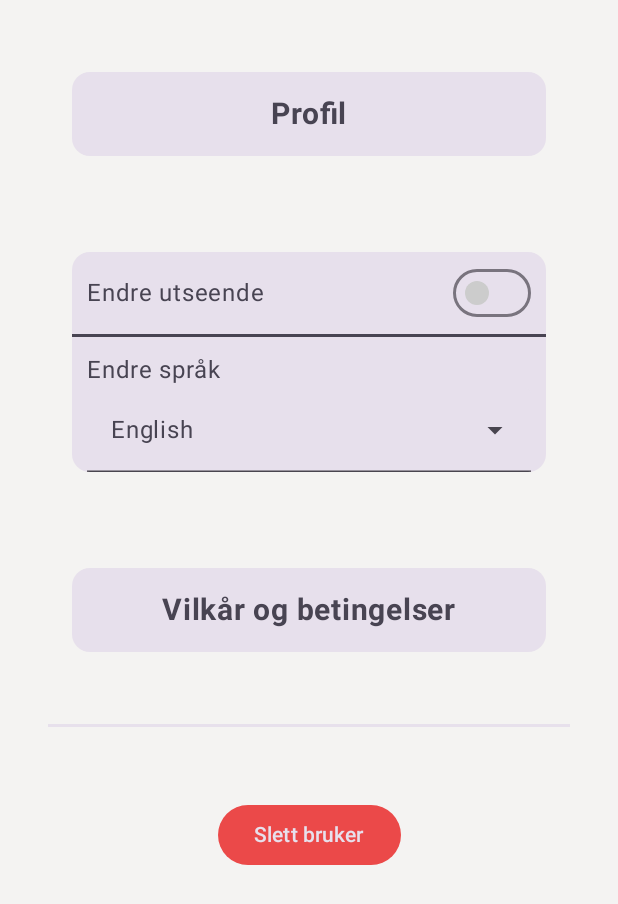
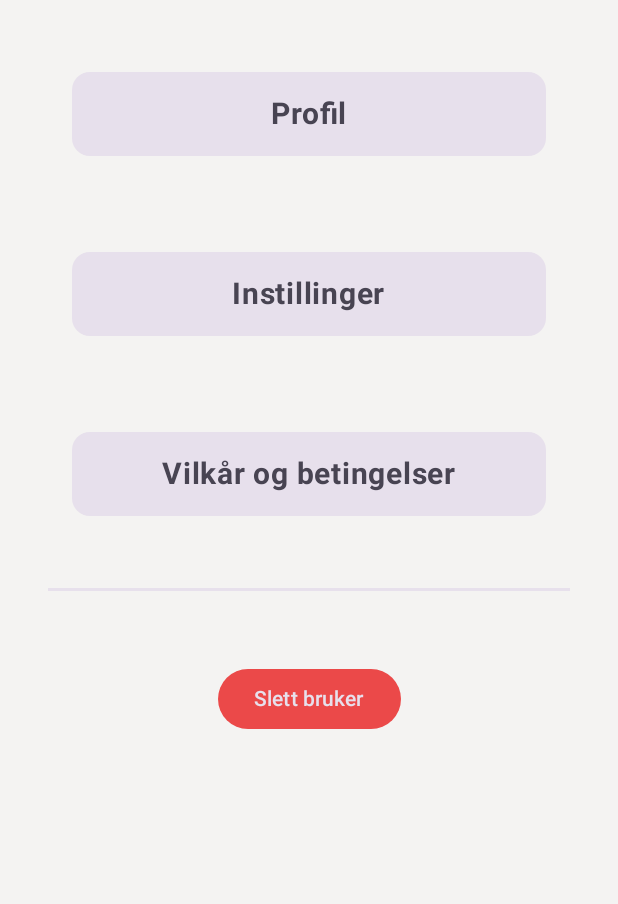
Before and after one commit to Danofe/MOB3000, an Android app built with Jetpack Compose: the Settings screen opened through its navigation route, on a phone screen of 412 x 824 dp. Shown: the top 904 px of the screen. Run offline under Robolectric (Android 15) with nearby library versions, the phone set to English and light mode, and no system bars; our stand-ins replace Firebase (no records; nobody signed in at launch, a user with empty details on screens opened directly); libraries missing offline, so code that uses them is left out: compose.icons, compose.icons.fontawesomeicons.

Commit message:
Legge Card rundt ThemeSwitcher og SpråkSwitcher

```diff
--- a/app/src/main/java/com/example/mob3000oblig/MainActivity.kt
+++ b/app/src/main/java/com/example/mob3000oblig/MainActivity.kt
@@ -8,7 +8,6 @@ import androidx.activity.ComponentActivity
 import androidx.activity.compose.setContent
 import androidx.activity.viewModels
 import androidx.compose.material3.ExperimentalMaterial3Api
-import androidx.compose.runtime.mutableStateOf
 import com.example.mob3000oblig.DataApi.APIViewModel
 import com.example.mob3000oblig.Navigation.Nav
 import com.example.mob3000oblig.ui.theme.AppTheme
@@ -22,8 +21,9 @@ class MainActivity : ComponentActivity() {
     super.onCreate(savedInstanceState)
     setContent {
       ProvideAppThemeState { darkMode, toggleDarkMode ->
+
         AppTheme()
-         {
+        {
           Nav()
         }
       }
--- a/app/src/main/java/com/example/mob3000oblig/Settings/Settings.kt
+++ b/app/src/main/java/com/example/mob3000oblig/Settings/Settings.kt
@@ -51,7 +51,6 @@ import androidx.compose.ui.res.painterResource
 import androidx.compose.ui.res.stringResource
 import androidx.compose.ui.text.input.PasswordVisualTransformation
 import androidx.compose.ui.text.intl.Locale
-import androidx.compose.ui.text.style.TextOverflow
 import androidx.compose.ui.unit.dp
 import androidx.compose.ui.unit.sp
 import androidx.navigation.NavController
@@ -239,57 +238,57 @@ class Settings {
     }
   }
 
-  //  @Composable
-//  fun SettingsCard() {
-//    Card(
-//      modifier = Modifier.padding(32.dp),
-//      colors = CardDefaults.cardColors(MaterialTheme.colorScheme.tertiary)
-//    ) {
-//      var utvidet by remember {
-//        mutableStateOf(false)
-//      }
-//      Column(
-//        Modifier
-//          .clickable { utvidet = !utvidet }
-//          .fillMaxWidth()
-//          .padding(16.dp)
-//          .align(Alignment.CenterHorizontally)
-//
-//      ) {
-//        Box(
-//          modifier = Modifier.align(Alignment.CenterHorizontally)
-//
-//        ) {
-//          Text(
-//            text = stringResource(R.string.settings),
-//            fontSize = 20.sp,
-//            fontWeight = androidx.compose.ui.text.font.FontWeight.Bold,
-//                    color = MaterialTheme.colorScheme.onBackground
-//          )
-//        }
-//        AnimatedVisibility(
-//          visible = utvidet,
-//          modifier = Modifier
-//            .fillMaxWidth()
-//            .padding(16.dp)
-//            .align(Alignment.CenterHorizontally)
-//        ) {
-//          Card(
-//            modifier = Modifier
-//              .align(Alignment.CenterHorizontally),
-//            colors = CardDefaults.cardColors(MaterialTheme.colorScheme.tertiary)
-//          ) {
-//            SettingCard()
-//          }
-//        }
-//      }
-//    }
-//  }
+    @Composable
+  fun SettingsCard() {
+    Card(
+      modifier = Modifier.padding(32.dp),
+      colors = CardDefaults.cardColors(MaterialTheme.colorScheme.tertiary)
+    ) {
+      var utvidet by remember {
+        mutableStateOf(false)
+      }
+      Column(
+        Modifier
+          .clickable { utvidet = !utvidet }
+          .fillMaxWidth()
+          .padding(16.dp)
+          .align(Alignment.CenterHorizontally)
+
+      ) {
+        Box(
+          modifier = Modifier.align(Alignment.CenterHorizontally)
+
+        ) {
+          Text(
+            text = stringResource(R.string.settings),
+            fontSize = 20.sp,
+            fontWeight = androidx.compose.ui.text.font.FontWeight.Bold,
+                    color = MaterialTheme.colorScheme.onBackground
+          )
+        }
+        AnimatedVisibility(
+          visible = utvidet,
+          modifier = Modifier
+            .fillMaxWidth()
+            .padding(16.dp)
+            .align(Alignment.CenterHorizontally)
+        ) {
+          Card(
+            modifier = Modifier
+              .align(Alignment.CenterHorizontally),
+            colors = CardDefaults.cardColors(MaterialTheme.colorScheme.tertiary)
+          ) {
+            SettingsContent()
+          }
+        }
+      }
+    }
+  }
+
   @Composable
-  fun SettingCard(modifier: Modifier = Modifier) {
+  fun SettingsContent(modifier: Modifier = Modifier) {
     ProvideAppThemeState { darkMode, toggleDarkmode ->
       Card(
-        modifier = Modifier.padding(32.dp),
         colors = CardDefaults.cardColors(MaterialTheme.colorScheme.tertiary)
       ) {
         Column(
@@ -329,7 +328,10 @@ class Settings {
         )
         Spacer(modifier = modifier.height(10.dp))
         Column(modifier = modifier.padding(horizontal = 10.dp)) {
-          Text(text = stringResource(R.string.change_language), color = MaterialTheme.colorScheme.onBackground)
+          Text(
+            text = stringResource(R.string.change_language),
+            color = MaterialTheme.colorScheme.onBackground
+          )
         }
         LanguageToggle()
       }
@@ -506,7 +508,7 @@ class Settings {
         .verticalScroll(rememberScrollState())
     ) {
       Profil(navController)
-      SettingCard()
+      SettingsCard()
       Terms()
       if (Auth().innlogget()) {
         Divider(
--- a/app/src/main/java/com/example/mob3000oblig/ui/theme/Theme.kt
+++ b/app/src/main/java/com/example/mob3000oblig/ui/theme/Theme.kt
@@ -52,17 +52,16 @@ object AppThemeState {
 
 @Composable
 fun ProvideAppThemeState(
-  darkMode: Boolean = isSystemInDarkTheme() || AppThemeState.isDarkMode,
+  darkMode: Boolean = AppThemeState.isDarkMode,
   content: @Composable (darkMode: Boolean, toggleDarkMode: () -> Unit) -> Unit
 ) {
   val systemInDarkMode = isSystemInDarkTheme()
-  CompositionLocalProvider(LocalAppThemeState provides (darkMode || AppThemeState.isDarkMode)) {
-    content(AppThemeState.isDarkMode) {
+  CompositionLocalProvider(LocalAppThemeState provides (darkMode || systemInDarkMode)) {
+    content(darkMode) {
       AppThemeState.isDarkMode = !AppThemeState.isDarkMode
     }
   }
 }
-
 private val LocalAppThemeState = staticCompositionLocalOf<Boolean> {
   error("No LocalAppThemeState provided")
 }
@@ -96,43 +95,3 @@ fun AppTheme(
     content()
   }
 }
-
-
-//@Composable
-//fun AppTheme(
-//  darkTheme: Boolean,
-//  content: @Composable () -> Unit,
-//) {
-//  MaterialTheme(
-//    colorScheme = if (darkTheme) darkColorScheme else lightColorScheme
-//  ) {
-//    val view = LocalView.current
-//    if (!view.isInEditMode) {
-//      SideEffect {
-//        val window = (view.context as Activity).window
-//        window.statusBarColor = Color.Gray.toArgb()
-//        WindowCompat.getInsetsController(
-//          window,
-//          view
-//        ).isAppearanceLightStatusBars = darkTheme
-//      }
-//    }
-//    content()
-//  }
-
-//  val colorScheme = when {
-//    dynamicColor && Build.VERSION.SDK_INT >= Build.VERSION_CODES.S -> {
-//      val context = LocalContext.current
-//      if (darkTheme) dynamicDarkColorScheme(context) else dynamicLightColorScheme(context)
-//    }
-//
-//    darkTheme -> darkColorScheme
-//    else -> lightColorScheme
-//  }
-//
-//  MaterialTheme(
-//    colorScheme = colorScheme,
-//    typography = Typography,
-//    content = content
-//  )
-//}
```
